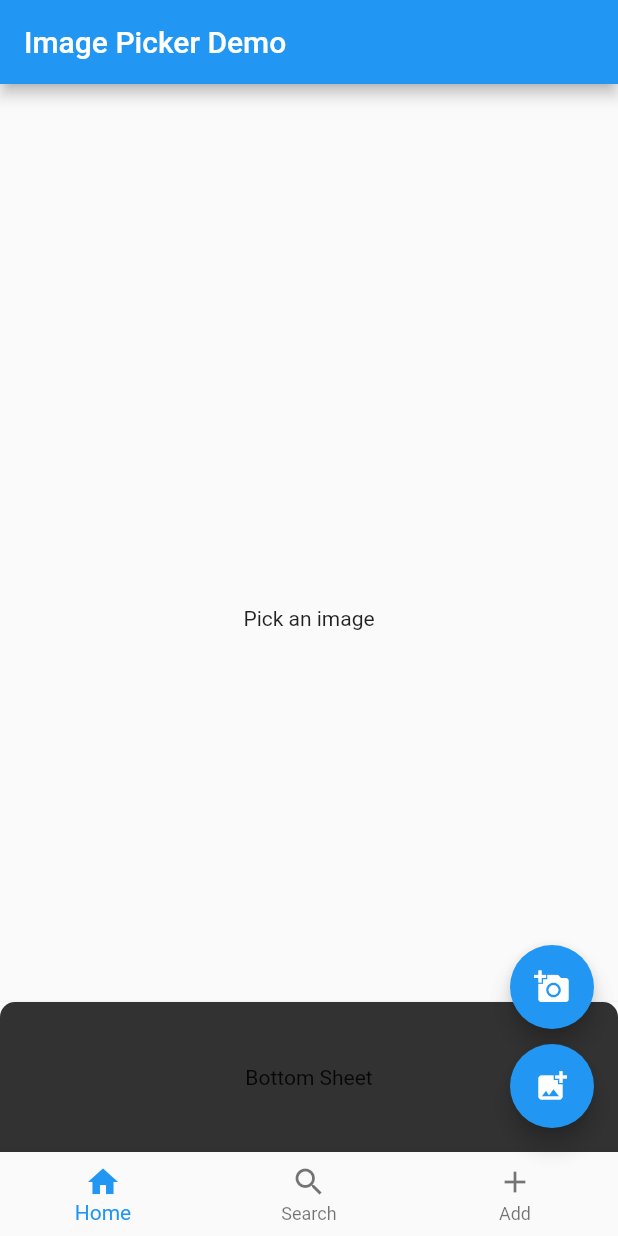
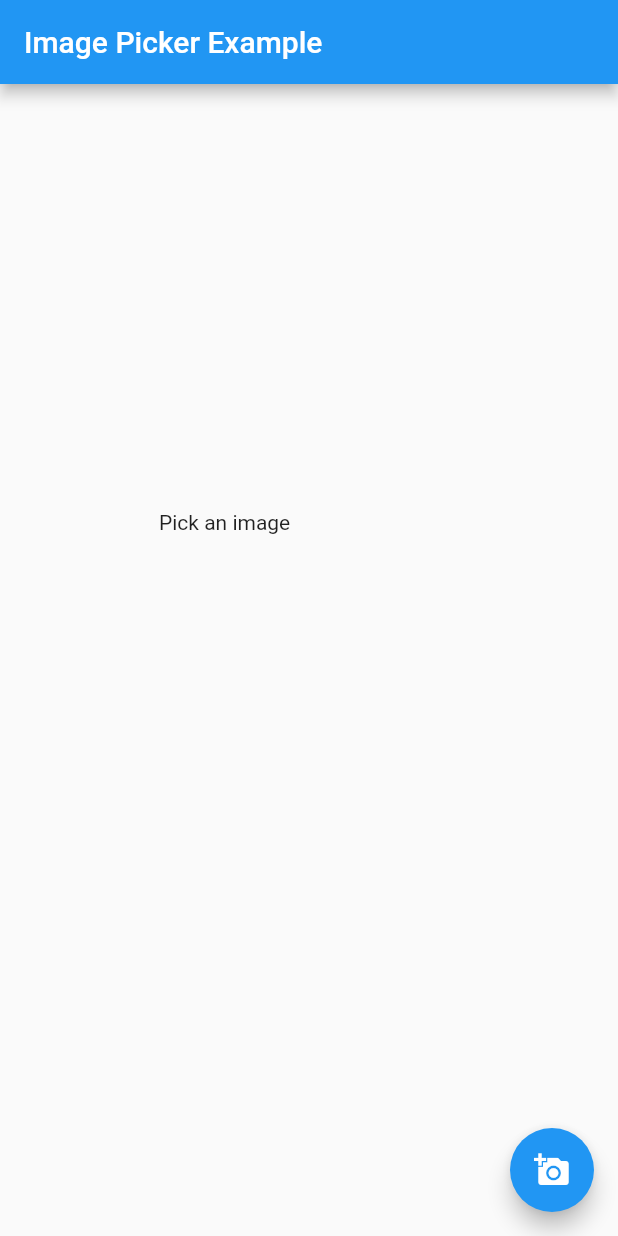
Before and after one commit to YakubuLute/flutter_web_image_picker, a Flutter app: the screen it shows after launch, after a tap on the "add a photo" icon, on a phone screen of 412 x 824 dp. Run offline on Flutter 3.47's test engine with Material 2 defaults, Android fonts, the phone set to English and light mode, and no system bars; our stand-ins replace image_picker; missing offline and left inert: image_picker_for_web.

Commit message:
Update main.dart

```diff
--- a/lib/main.dart
+++ b/lib/main.dart
@@ -1,145 +1,65 @@
 import 'package:flutter/foundation.dart';
 import 'package:flutter/material.dart';
 import 'dart:io';
-
 import 'package:image_picker/image_picker.dart';
 
 void main() {
-  runApp(const MyApp());
+  runApp(const MaterialApp(
+    home: MyApp(),
+  ));
 }
 
-class MyApp extends StatelessWidget {
+class MyApp extends StatefulWidget {
   const MyApp({Key? key}) : super(key: key);
 
-  // This widget is the root of your application.
   @override
-  Widget build(BuildContext context) {
-    return MaterialApp(
-      title: 'Flutter Demo',
-      theme: ThemeData(
-        primarySwatch: Colors.blue,
-      ),
-      home: const MyHomePage(title: 'Image Picker Demo'),
-    );
-  }
+  _MyAppState createState() => _MyAppState();
 }
 
-//create a method to get the image
-
-class MyHomePage extends StatefulWidget {
-  const MyHomePage({Key? key, required this.title}) : super(key: key);
-
-  final String title;
+class _MyAppState extends State<MyApp> {
+  //initialize image as XFile to access ImagePicker
+  XFile? image;
+  final ImagePicker picker = ImagePicker();
+  Future<void> _pickImage(ImageSource source) async {
+    final _pickedFile = await picker.getImage(source: source);
+    //check if the image is not null
+    if (_pickedFile != null) {
+      setState(() {
+        image = XFile(_pickedFile.path);
+      });
+    }
+  }
 
   @override
-  State<MyHomePage> createState() => _MyHomePageState();
-}
-
-class _MyHomePageState extends State<MyHomePage> with TickerProviderStateMixin {
-  @override
-  void initState() {
-    super.initState();
-  }
-
-  XFile? image;
-  final ImagePicker picker = ImagePicker();
   Widget build(BuildContext context) {
     return Scaffold(
       appBar: AppBar(
-        title: Text(widget.title),
+        title: const Text('Image Picker Example'),
+      ),
+      floatingActionButton: FloatingActionButton(
+        onPressed: () {
+          _pickImage(ImageSource.gallery);
+        },
+        tooltip: 'Pick Image',
+        child: const Icon(Icons.add_a_photo),
       ),
       body: Center(
         child: Column(
           mainAxisAlignment: MainAxisAlignment.center,
           children: [
-            const SizedBox(
-              height: 30,
-            ),
-            //display semantics here
-
             Center(
               child: Container(
+                height: 200,
+                width: 200,
                 child: image != null
                     ? (kIsWeb
                         ? (Image.network(image!.path))
                         : (Image.file(File(image!.path))))
-                    : Text('Pick an image'),
+                    : const Text('Pick an image'),
               ),
-            ),
-            const SizedBox(
-              height: 30,
-            ),
+            )
           ],
         ),
-      ),
-      bottomSheet: BottomSheet(
-          elevation: 2,
-          enableDrag: true,
-          animationController: AnimationController(
-            vsync: this,
-            duration: const Duration(seconds: 3),
-          ),
-          onClosing: () {
-            print('Bottom sheet is closing');
-            //close effect for bottom sheet
-          },
-          builder: (context) {
-            return Container(
-              decoration: BoxDecoration(
-                color: Colors.black.withOpacity(0.8),
-                borderRadius: const BorderRadius.only(
-                  topLeft: Radius.circular(10),
-                  topRight: Radius.circular(10),
-                ),
-              ),
-              height: 100,
-              child: const Center(
-                child: Text('Bottom Sheet'),
-              ),
-            );
-          }),
-      //add a bottom navigation bar
-      bottomNavigationBar: BottomNavigationBar(items: const [
-        BottomNavigationBarItem(
-          icon: Icon(Icons.home),
-          label: 'Home',
-        ),
-        BottomNavigationBarItem(
-          icon: Icon(Icons.search),
-          label: 'Search',
-        ),
-        BottomNavigationBarItem(
-          icon: Icon(Icons.add),
-          label: 'Add',
-        ),
-      ]),
-      floatingActionButton: Column(
-        mainAxisAlignment: MainAxisAlignment.end,
-        children: [
-          Padding(
-            padding: const EdgeInsets.only(top: 10),
-            child: FloatingActionButton(
-              onPressed: () async {
-                final _pickedFile =
-                    await picker.getImage(source: ImageSource.gallery);
-                if (_pickedFile != null) {
-                  setState(() {
-                    image = XFile(_pickedFile.path);
-                  });
-                }
-              },
-              child: const Icon(Icons.add_a_photo),
-            ),
-          ),
-          //first floating action button
-          Padding(
-            padding: const EdgeInsets.only(top: 10),
-            child: FloatingActionButton(
-              onPressed: () {},
-              child: const Icon(Icons.add_photo_alternate),
-            ),
-          ),
-        ],
       ),
     );
   }
```
